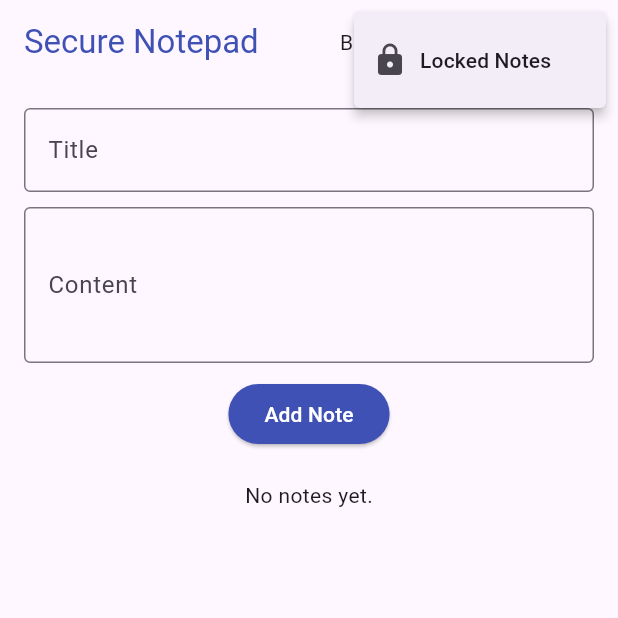
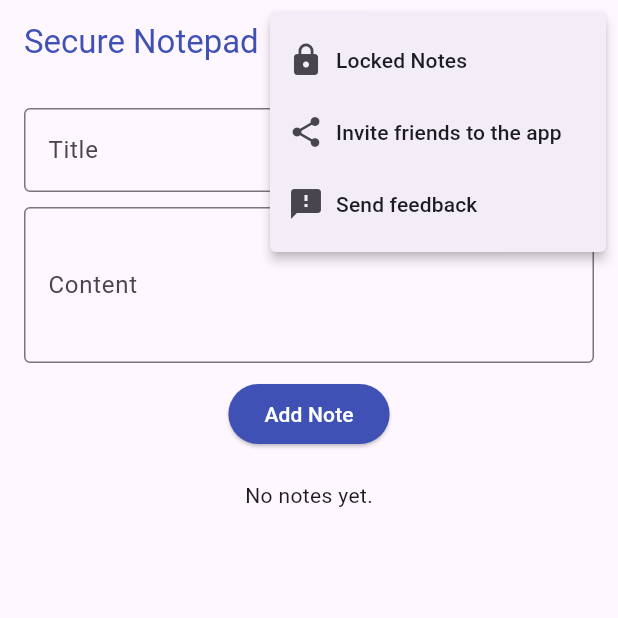
Before and after one commit to vivek-notepad/vivek_notepad_app, a Flutter app: the NotesHomePage screen opened directly, after a tap on the "more vert" icon, on a phone screen of 412 x 824 dp, the top half of it. Run offline on Flutter 3.47's test engine with Material 3 defaults, Android fonts, the light colour scheme and no system bars; our stand-ins replace cloud_firestore, firebase_auth, firebase_core, flutter_secure_storage, share_plus; accounts and stored records are empty; network calls fail; statements that could not run were skipped.

Commit message:
invite and feedback feature and null pointer

```diff
--- a/lib/screens/notes_home_page.dart
+++ b/lib/screens/notes_home_page.dart
@@ -2,6 +2,8 @@ import 'package:flutter/material.dart';
 import 'package:firebase_auth/firebase_auth.dart';
 import 'package:cloud_firestore/cloud_firestore.dart';
 import 'package:intl/intl.dart';
+import 'package:share_plus/share_plus.dart';
+import 'package:url_launcher/url_launcher.dart';
 import 'batch_notes_page.dart';
 
 class NotesHomePage extends StatefulWidget {
@@ -121,13 +123,32 @@ class _NotesHomePageState extends State<NotesHomePage> {
   }
 
   void resetBatchMode() {
-    // Schedule the state update for the next frame
     WidgetsBinding.instance.addPostFrameCallback((_) {
       if (mounted) {
         setState(() {
           _isBatchMode = false;
         });
       }
+    });
+  }
+
+  void _inviteFriends() {
+    Share.share(
+      'Check out this awesome Secure Notepad app! It helps me stay organized and secure my notes.\n\nDownload it here: [Your App Store Link]',
+      subject: 'Try Secure Notepad App',
+    );
+  }
+
+  void _sendFeedback() {
+    final Uri emailLaunchUri = Uri(
+      scheme: 'mailto',
+      path: 'vvmh2014@gmail.com',
+    );
+
+    launchUrl(emailLaunchUri).catchError((error) {
+      ScaffoldMessenger.of(context).showSnackBar(
+        const SnackBar(content: Text('Could not launch email client')),
+      );
     });
   }
 
@@ -158,6 +179,10 @@ class _NotesHomePageState extends State<NotesHomePage> {
             onSelected: (value) {
               if (value == 'locked-notes') {
                 Navigator.pushNamed(context, '/locked-notes');
+              } else if (value == 'invite') {
+                _inviteFriends();
+              } else if (value == 'feedback') {
+                _sendFeedback();
               }
             },
             itemBuilder: (BuildContext context) => [
@@ -168,6 +193,26 @@ class _NotesHomePageState extends State<NotesHomePage> {
                     Icon(Icons.lock),
                     SizedBox(width: 8),
                     Text('Locked Notes'),
+                  ],
+                ),
+              ),
+              const PopupMenuItem<String>(
+                value: 'invite',
+                child: Row(
+                  children: [
+                    Icon(Icons.share),
+                    SizedBox(width: 8),
+                    Text('Invite friends to the app'),
+                  ],
+                ),
+              ),
+              const PopupMenuItem<String>(
+                value: 'feedback',
+                child: Row(
+                  children: [
+                    Icon(Icons.feedback),
+                    SizedBox(width: 8),
+                    Text('Send feedback'),
                   ],
                 ),
               ),
--- a/pubspec.yaml
+++ b/pubspec.yaml
@@ -17,6 +17,8 @@ dependencies:
   intl: ^0.20.2
   flutter_secure_storage: ^9.0.0
   encrypt: ^5.0.3
+  share_plus: ^7.0.0
+  url_launcher: ^6.2.2
 
 dev_dependencies:
   flutter_test:
```
Also changed, not shown: lib/screens/batch_notes_page.dart (+59 -12 lines), 5 other files.
